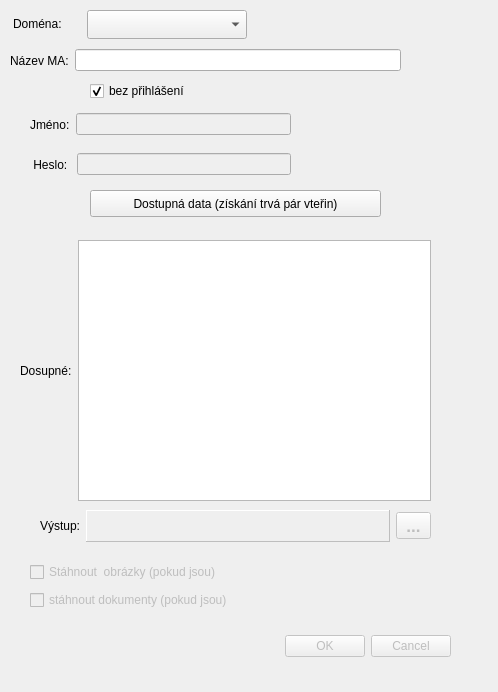
Before: the Qt Designer form download_data_dialog_base.ui in geosense/DownloadData, drawn with Qt 5.
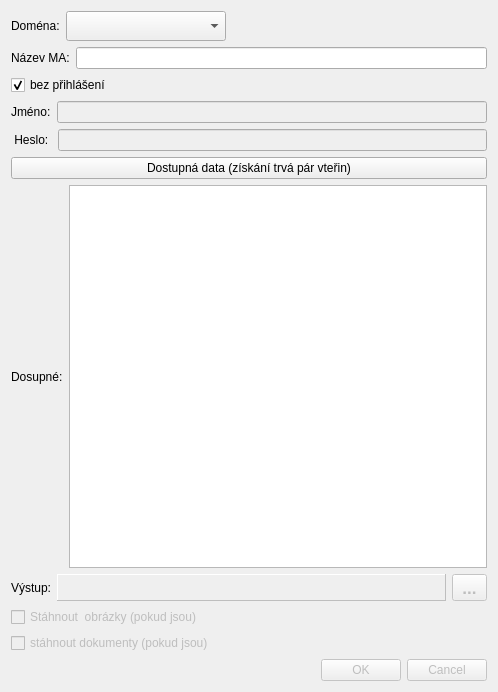
After: the same form once the commit is applied.

Commit message: i18n, dialog polishing

```diff
--- a/download_data_dialog_base.ui
+++ b/download_data_dialog_base.ui
@@ -13,37 +13,103 @@
   <property name="windowTitle">
    <string>Stáhni data z MA CLEERIO</string>
   </property>
-  <widget class="QDialogButtonBox" name="button_box">
-   <property name="enabled">
-    <bool>false</bool>
-   </property>
-   <property name="geometry">
-    <rect>
-     <x>110</x>
-     <y>630</y>
-     <width>341</width>
-     <height>32</height>
-    </rect>
-   </property>
+  <layout class="QVBoxLayout" name="verticalLayout_2">
+   <item>
+    <layout class="QHBoxLayout" name="horizontalLayout_7">
+     <item>
+      <widget class="QLabel" name="label_6">
+       <property name="sizePolicy">
+        <sizepolicy hsizetype="Preferred" vsizetype="Preferred">
+         <horstretch>0</horstretch>
+         <verstretch>0</verstretch>
+        </sizepolicy>
+       </property>
+       <property name="maximumSize">
+        <size>
+         <width>65</width>
+         <height>16777215</height>
+        </size>
+       </property>
+       <property name="text">
+        <string>Doména:</string>
+       </property>
+      </widget>
+     </item>
+     <item>
+      <widget class="QComboBox" name="domain">
+       <property name="sizePolicy">
+        <sizepolicy hsizetype="Expanding" vsizetype="Preferred">
+         <horstretch>0</horstretch>
+         <verstretch>0</verstretch>
+        </sizepolicy>
+       </property>
+       <property name="minimumSize">
+        <size>
+         <width>10</width>
+         <height>30</height>
+        </size>
+       </property>
+       <property name="maximumSize">
+        <size>
+         <width>160</width>
+         <height>16777215</height>
+        </size>
+       </property>
+       <property name="sizeIncrement">
+        <size>
+         <width>1</width>
+         <height>0</height>
+        </size>
+       </property>
+       <property name="baseSize">
+        <size>
+         <width>30</width>
+         <height>0</height>
+        </size>
+       </property>
+      </widget>
+     </item>
+     <item>
+      <spacer name="horizontalSpacer">
    <property name="orientation">
     <enum>Qt::Horizontal</enum>
    </property>
-   <property name="standardButtons">
-    <set>QDialogButtonBox::Cancel|QDialogButtonBox::Ok</set>
-   </property>
-  </widget>
+       <property name="sizeHint" stdset="0">
+        <size>
+         <width>40</width>
+         <height>20</height>
+        </size>
+       </property>
+      </spacer>
+     </item>
+    </layout>
+   </item>
+   <item>
+    <layout class="QHBoxLayout" name="horizontalLayout">
+     <item>
+      <widget class="QLabel" name="label">
+       <property name="text">
+        <string>Název MA:</string>
+       </property>
+      </widget>
+     </item>
+     <item>
+      <widget class="QLineEdit" name="maName">
+       <property name="sizePolicy">
+        <sizepolicy hsizetype="Expanding" vsizetype="Preferred">
+         <horstretch>0</horstretch>
+         <verstretch>0</verstretch>
+        </sizepolicy>
+       </property>
+      </widget>
+     </item>
+    </layout>
+   </item>
+   <item>
   <widget class="QCheckBox" name="checkBox">
    <property name="enabled">
     <bool>true</bool>
    </property>
-   <property name="geometry">
-    <rect>
-     <x>90</x>
-     <y>80</y>
-     <width>161</width>
-     <height>22</height>
-    </rect>
-   </property>
    <property name="text">
     <string>bez přihlášení</string>
    </property>
@@ -54,50 +120,8 @@
     <bool>true</bool>
    </property>
   </widget>
-  <widget class="QPushButton" name="getData">
-   <property name="geometry">
-    <rect>
-     <x>90</x>
-     <y>190</y>
-     <width>291</width>
-     <height>27</height>
-    </rect>
-   </property>
-   <property name="text">
-    <string>Dostupná data (získání trvá pár vteřin)</string>
-   </property>
-  </widget>
-  <widget class="QWidget" name="layoutWidget">
-   <property name="geometry">
-    <rect>
-     <x>10</x>
-     <y>40</y>
-     <width>391</width>
-     <height>41</height>
-    </rect>
-   </property>
-   <layout class="QHBoxLayout" name="horizontalLayout">
-    <item>
-     <widget class="QLabel" name="label">
-      <property name="text">
-       <string>Název MA:</string>
-      </property>
-     </widget>
     </item>
     <item>
-     <widget class="QLineEdit" name="maName"/>
-    </item>
-   </layout>
-  </widget>
-  <widget class="QWidget" name="layoutWidget">
-   <property name="geometry">
-    <rect>
-     <x>30</x>
-     <y>110</y>
-     <width>261</width>
-     <height>29</height>
-    </rect>
-   </property>
    <layout class="QHBoxLayout" name="horizontalLayout_2">
     <item>
      <widget class="QLabel" name="label_2">
@@ -111,19 +135,17 @@
       <property name="enabled">
        <bool>false</bool>
       </property>
-     </widget>
-    </item>
-   </layout>
-  </widget>
-  <widget class="QWidget" name="layoutWidget">
-   <property name="geometry">
-    <rect>
-     <x>30</x>
-     <y>150</y>
-     <width>261</width>
-     <height>29</height>
-    </rect>
-   </property>
+       <property name="sizePolicy">
+        <sizepolicy hsizetype="Expanding" vsizetype="Preferred">
+         <horstretch>0</horstretch>
+         <verstretch>0</verstretch>
+        </sizepolicy>
+       </property>
+      </widget>
+     </item>
+    </layout>
+   </item>
+   <item>
    <layout class="QHBoxLayout" name="horizontalLayout_3">
     <item>
      <widget class="QLabel" name="label_3">
@@ -137,6 +159,12 @@
       <property name="enabled">
        <bool>false</bool>
       </property>
+       <property name="sizePolicy">
+        <sizepolicy hsizetype="Expanding" vsizetype="Preferred">
+         <horstretch>0</horstretch>
+         <verstretch>0</verstretch>
+        </sizepolicy>
+       </property>
       <property name="accessibleName">
        <string/>
       </property>
@@ -149,16 +177,21 @@
      </widget>
     </item>
    </layout>
-  </widget>
-  <widget class="QWidget" name="layoutWidget">
-   <property name="geometry">
-    <rect>
-     <x>20</x>
-     <y>240</y>
-     <width>411</width>
-     <height>261</height>
-    </rect>
-   </property>
+   </item>
+   <item>
+    <widget class="QPushButton" name="getData">
+     <property name="sizePolicy">
+      <sizepolicy hsizetype="Minimum" vsizetype="Preferred">
+       <horstretch>0</horstretch>
+       <verstretch>0</verstretch>
+      </sizepolicy>
+     </property>
+     <property name="text">
+      <string>Dostupná data (získání trvá pár vteřin)</string>
+     </property>
+    </widget>
+   </item>
+   <item>
    <layout class="QHBoxLayout" name="horizontalLayout_4">
     <item>
      <widget class="QLabel" name="label_4">
@@ -180,16 +213,8 @@
      </widget>
     </item>
    </layout>
-  </widget>
-  <widget class="QWidget" name="layoutWidget">
-   <property name="geometry">
-    <rect>
-     <x>40</x>
-     <y>510</y>
-     <width>391</width>
-     <height>32</height>
-    </rect>
-   </property>
+   </item>
+   <item>
    <layout class="QHBoxLayout" name="horizontalLayout_6">
     <item>
      <widget class="QLabel" name="label_5">
@@ -265,81 +290,8 @@
      </layout>
     </item>
    </layout>
-  </widget>
-  <widget class="QWidget" name="layoutWidget">
-   <property name="geometry">
-    <rect>
-     <x>10</x>
-     <y>10</y>
-     <width>241</width>
-     <height>29</height>
-    </rect>
-   </property>
-   <layout class="QHBoxLayout" name="horizontalLayout_7">
-    <item>
-     <widget class="QLabel" name="label_6">
-      <property name="sizePolicy">
-       <sizepolicy hsizetype="Preferred" vsizetype="Fixed">
-        <horstretch>0</horstretch>
-        <verstretch>0</verstretch>
-       </sizepolicy>
-      </property>
-      <property name="maximumSize">
-       <size>
-        <width>65</width>
-        <height>16777215</height>
-       </size>
-      </property>
-      <property name="text">
-       <string>Doména:</string>
-      </property>
-     </widget>
     </item>
     <item>
-     <widget class="QComboBox" name="domain">
-      <property name="sizePolicy">
-       <sizepolicy hsizetype="Preferred" vsizetype="Preferred">
-        <horstretch>0</horstretch>
-        <verstretch>0</verstretch>
-       </sizepolicy>
-      </property>
-      <property name="minimumSize">
-       <size>
-        <width>10</width>
-        <height>0</height>
-       </size>
-      </property>
-      <property name="maximumSize">
-       <size>
-        <width>160</width>
-        <height>16777215</height>
-       </size>
-      </property>
-      <property name="sizeIncrement">
-       <size>
-        <width>1</width>
-        <height>0</height>
-       </size>
-      </property>
-      <property name="baseSize">
-       <size>
-        <width>30</width>
-        <height>0</height>
-       </size>
-      </property>
-     </widget>
-    </item>
-   </layout>
-  </widget>
-  <widget class="QWidget" name="">
-   <property name="geometry">
-    <rect>
-     <x>30</x>
-     <y>560</y>
-     <width>262</width>
-     <height>52</height>
-    </rect>
-   </property>
    <layout class="QVBoxLayout" name="verticalLayout">
     <item>
      <widget class="QCheckBox" name="images">
@@ -362,7 +314,21 @@
      </widget>
     </item>
    </layout>
-  </widget>
+   </item>
+   <item>
+    <widget class="QDialogButtonBox" name="button_box">
+     <property name="enabled">
+      <bool>false</bool>
+     </property>
+     <property name="orientation">
+      <enum>Qt::Horizontal</enum>
+     </property>
+     <property name="standardButtons">
+      <set>QDialogButtonBox::Cancel|QDialogButtonBox::Ok</set>
+     </property>
+    </widget>
+   </item>
+  </layout>
  </widget>
  <resources/>
  <connections>
```
Lines whose indentation alone changed are shown as unchanged. The commit also changes 8 other files.
